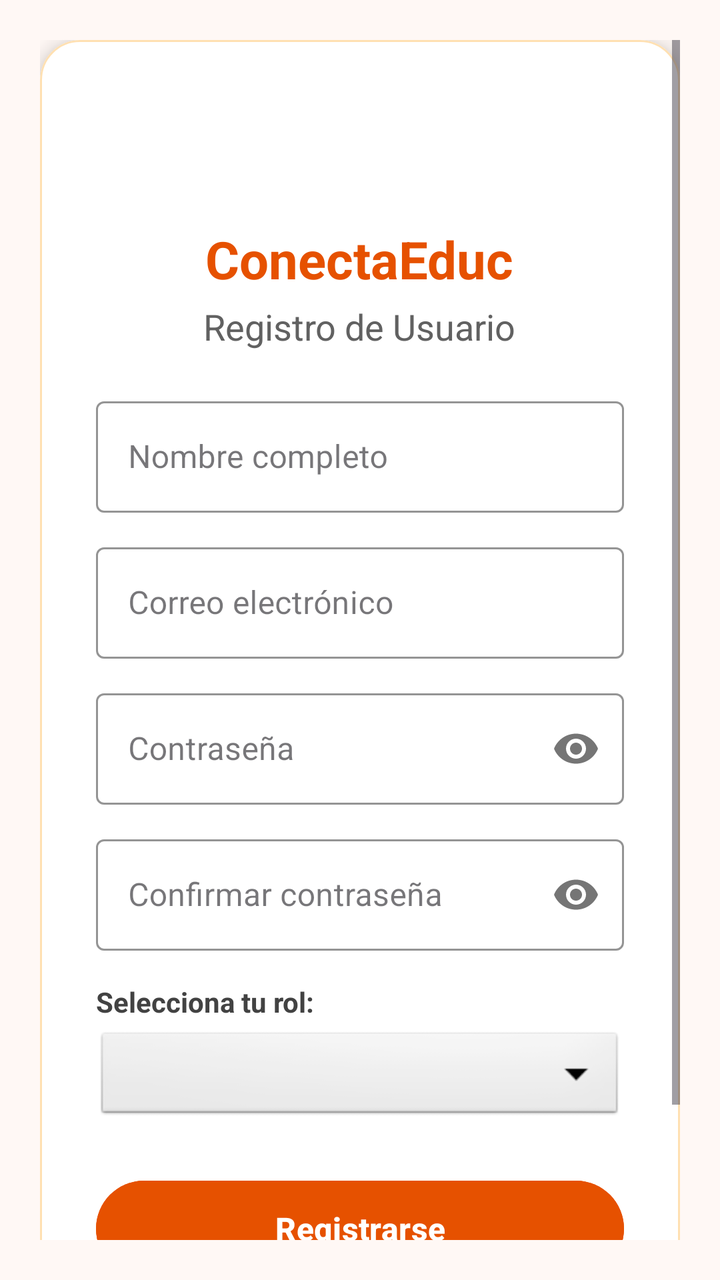
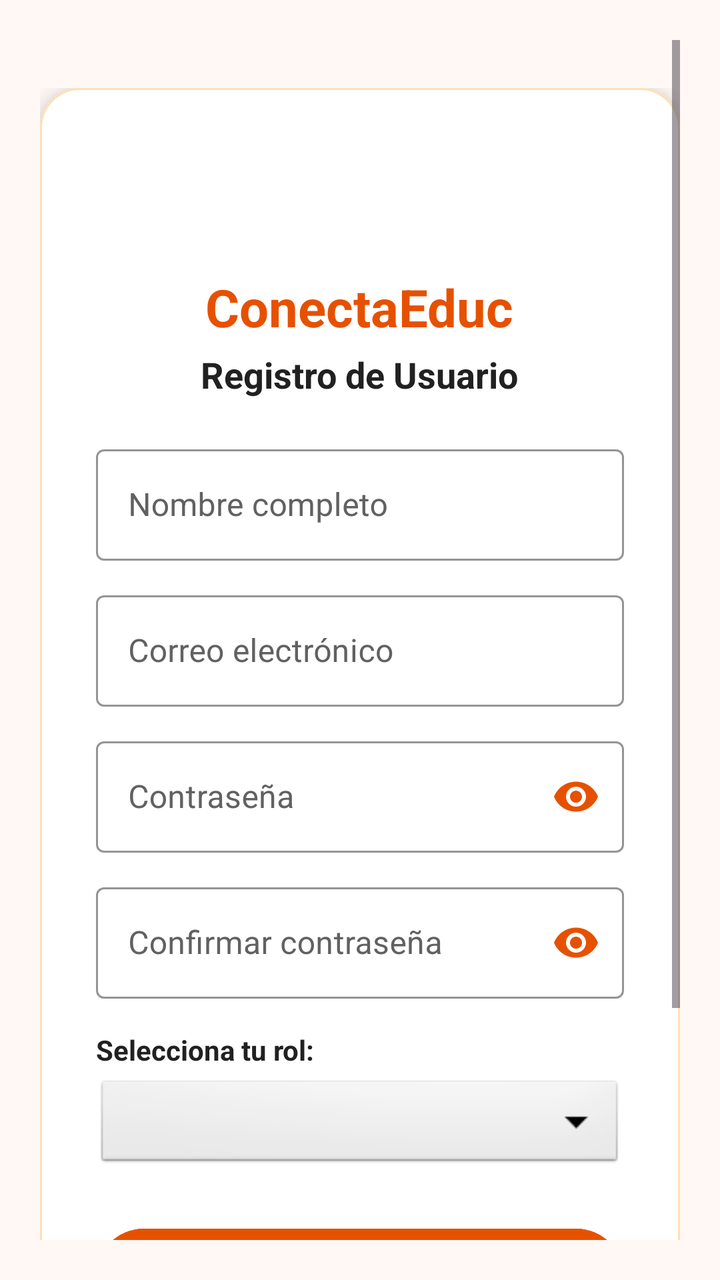

Screens rendered from an Android XML layout before and after an edit, with the pre-edit source and the edit as a unified diff.
<!-- AndroidManifest.xml: application theme Theme.Desafio3DSM -->
<!-- res/layout/activity_register.xml -->
<?xml version="1.0" encoding="utf-8"?>
<ScrollView xmlns:android="http://schemas.android.com/apk/res/android"
    xmlns:app="http://schemas.android.com/apk/res-auto"
    xmlns:tools="http://schemas.android.com/tools"
    android:layout_width="match_parent"
    android:layout_height="match_parent"
    android:fillViewport="true"
    android:background="@color/orange_soft_bg"
    android:padding="20dp"
    tools:context=".view.RegisterActivity">

    <LinearLayout
        android:layout_width="match_parent"
        android:layout_height="wrap_content"
        android:gravity="center"
        android:orientation="vertical">

        <com.google.android.material.card.MaterialCardView
            android:layout_width="match_parent"
            android:layout_height="wrap_content"
            app:cardCornerRadius="20dp"
            app:cardElevation="6dp"
            app:strokeWidth="1dp"
            app:strokeColor="@color/orange_soft_container"
            app:cardBackgroundColor="@android:color/white">

            <LinearLayout
                android:layout_width="match_parent"
                android:layout_height="wrap_content"
                android:gravity="center_horizontal"
                android:orientation="vertical"
                android:padding="28dp">

                
                <ImageView
                    android:id="@+id/ivAppLogo"
                    android:layout_width="56dp"
                    android:layout_height="56dp"
                    android:src="@mipmap/ic_launcher_round"
                    android:contentDescription="@string/app_name"
                    android:layout_marginBottom="8dp" />

                
                <TextView
                    android:id="@+id/tvAppTitle"
                    android:layout_width="wrap_content"
                    android:layout_height="wrap_content"
                    android:text="@string/app_name"
                    android:textSize="26sp"
                    android:textStyle="bold"
                    android:textColor="@color/orange_primary"
                    android:layout_marginBottom="4dp" />

                
                <TextView
                    android:id="@+id/tvSubtitle"
                    android:layout_width="wrap_content"
                    android:layout_height="wrap_content"
                    android:text="@string/title_register"
                    android:textSize="18sp"
                    android:textColor="#616161"
                    android:layout_marginBottom="20dp" />

                
                <com.google.android.material.textfield.TextInputLayout
                    android:id="@+id/tilNombre"
                    style="@style/Widget.MaterialComponents.TextInputLayout.OutlinedBox"
                    android:layout_width="match_parent"
                    android:layout_height="wrap_content"
                    android:layout_marginBottom="12dp"
                    android:hint="@string/hint_nombre"
                    app:boxStrokeColor="@color/orange_primary"
                    app:hintTextColor="@color/orange_primary">

                    <com.google.android.material.textfield.TextInputEditText
                        android:id="@+id/etNombre"
                        android:layout_width="match_parent"
                        android:layout_height="wrap_content"
                        android:inputType="textPersonName" />

                </com.google.android.material.textfield.TextInputLayout>

                <com.google.android.material.textfield.TextInputLayout
                    android:id="@+id/tilEmail"
                    style="@style/Widget.MaterialComponents.TextInputLayout.OutlinedBox"
                    android:layout_width="match_parent"
                    android:layout_height="wrap_content"
                    android:layout_marginBottom="12dp"
                    android:hint="@string/hint_email"
                    app:boxStrokeColor="@color/orange_primary"
                    app:hintTextColor="@color/orange_primary">

                    <com.google.android.material.textfield.TextInputEditText
                        android:id="@+id/etEmail"
                        android:layout_width="match_parent"
                        android:layout_height="wrap_content"
                        android:inputType="textEmailAddress" />

                </com.google.android.material.textfield.TextInputLayout>

                <com.google.android.material.textfield.TextInputLayout
                    android:id="@+id/tilPassword"
                    style="@style/Widget.MaterialComponents.TextInputLayout.OutlinedBox"
                    android:layout_width="match_parent"
                    android:layout_height="wrap_content"
                    android:layout_marginBottom="12dp"
                    android:hint="@string/hint_password"
                    app:boxStrokeColor="@color/orange_primary"
                    app:hintTextColor="@color/orange_primary"
                    app:passwordToggleEnabled="true">

                    <com.google.android.material.textfield.TextInputEditText
                        android:id="@+id/etPassword"
                        android:layout_width="match_parent"
                        android:layout_height="wrap_content"
                        android:inputType="textPassword" />

                </com.google.android.material.textfield.TextInputLayout>

                <com.google.android.material.textfield.TextInputLayout
                    android:id="@+id/tilConfirmPassword"
                    style="@style/Widget.MaterialComponents.TextInputLayout.OutlinedBox"
                    android:layout_width="match_parent"
                    android:layout_height="wrap_content"
                    android:layout_marginBottom="16dp"
                    android:hint="@string/hint_confirm_password"
                    app:boxStrokeColor="@color/orange_primary"
                    app:hintTextColor="@color/orange_primary"
                    app:passwordToggleEnabled="true">

                    <com.google.android.material.textfield.TextInputEditText
                        android:id="@+id/etConfirmPassword"
                        android:layout_width="match_parent"
                        android:layout_height="wrap_content"
                        android:inputType="textPassword" />

                </com.google.android.material.textfield.TextInputLayout>

                <TextView
                    android:id="@+id/tvLabelRole"
                    android:layout_width="match_parent"
                    android:layout_height="wrap_content"
                    android:text="@string/label_role"
                    android:textSize="14sp"
                    android:textStyle="bold"
                    android:textColor="#424242"
                    android:layout_marginBottom="4dp" />

                <Spinner
                    android:id="@+id/spRol"
                    android:layout_width="match_parent"
                    android:layout_height="48dp"
                    android:layout_marginBottom="24dp"
                    android:background="@android:drawable/btn_dropdown"
                    android:padding="8dp" />

                <Button
                    android:id="@+id/btnRegister"
                    android:layout_width="match_parent"
                    android:layout_height="56dp"
                    android:text="@string/btn_register"
                    android:textSize="16sp"
                    android:textStyle="bold"
                    android:backgroundTint="@color/orange_primary"
                    android:layout_marginBottom="16dp" />

                <ProgressBar
                    android:id="@+id/progressBar"
                    android:layout_width="wrap_content"
                    android:layout_height="wrap_content"
                    android:indeterminateTint="@color/orange_primary"
                    android:visibility="gone"
                    android:layout_marginBottom="16dp" />

                <TextView
                    android:id="@+id/tvGoToLogin"
                    android:layout_width="wrap_content"
                    android:layout_height="wrap_content"
                    android:text="@string/btn_go_to_login"
                    android:textColor="@color/orange_primary"
                    android:textSize="14sp"
                    android:textStyle="bold"
                    android:padding="8dp"
                    android:clickable="true"
                    android:focusable="true" />

            </LinearLayout>

        </com.google.android.material.card.MaterialCardView>

    </LinearLayout>
</ScrollView>
<!-- resources referenced by this layout -->
<resources>
  <color name="orange_primary">#E65100</color>
  <color name="orange_soft_bg">#FFF8F5</color>
  <color name="orange_soft_container">#FFE0B2</color>
  <!-- mipmap ic_launcher_round (mipmap-anydpi-v26) -->
  <?xml version="1.0" encoding="utf-8"?>
  <adaptive-icon xmlns:android="http://schemas.android.com/apk/res/android">
      <background android:drawable="@color/ic_launcher_background"/>
      <foreground android:drawable="@mipmap/ic_launcher_foreground"/>
      <monochrome android:drawable="@mipmap/ic_launcher_foreground"/>
  </adaptive-icon>
  <string name="app_name">ConectaEduc</string>
  <string name="btn_go_to_login">¿Ya tienes una cuenta? Inicia sesión</string>
  <string name="btn_register">Registrarse</string>
  <string name="hint_confirm_password">Confirmar contraseña</string>
  <string name="hint_email">Correo electrónico</string>
  <string name="hint_nombre">Nombre completo</string>
  <string name="hint_password">Contraseña</string>
  <string name="label_role">Selecciona tu rol:</string>
  <string name="title_register">Registro de Usuario</string>
  <style name="Theme.Desafio3DSM" parent="Base.Theme.Desafio3DSM" />
  <color name="ic_launcher_background">#0128FF</color>
  <style name="Base.Theme.Desafio3DSM" parent="Theme.Material3.DayNight.NoActionBar">
          <item name="colorPrimary">@color/orange_primary</item>
          <item name="colorPrimaryVariant">@color/orange_primary_dark</item>
          <item name="colorSecondary">@color/orange_secondary</item>
          <item name="android:statusBarColor">@color/orange_primary_dark</item>
      </style>
  <color name="orange_primary_dark">#BF360C</color>
  <color name="orange_secondary">#F57C00</color>
</resources>

<!-- the commit's change to res/layout/activity_register.xml (unified diff, before → after) -->
@@ -12,8 +12,10 @@
     <LinearLayout
         android:layout_width="match_parent"
         android:layout_height="wrap_content"
-        android:gravity="center"
-        android:orientation="vertical">
+        android:gravity="top|center_horizontal"
+        android:orientation="vertical"
+        android:paddingTop="24dp"
+        android:paddingBottom="48dp">
 
         <com.google.android.material.card.MaterialCardView
             android:layout_width="match_parent"
@@ -58,7 +60,8 @@
                     android:layout_height="wrap_content"
                     android:text="@string/title_register"
                     android:textSize="18sp"
-                    android:textColor="#616161"
+                    android:textStyle="bold"
+                    android:textColor="#212121"
                     android:layout_marginBottom="20dp" />
 
                 
@@ -69,6 +72,7 @@
                     android:layout_height="wrap_content"
                     android:layout_marginBottom="12dp"
                     android:hint="@string/hint_nombre"
+                    android:textColorHint="#616161"
                     app:boxStrokeColor="@color/orange_primary"
                     app:hintTextColor="@color/orange_primary">
 
@@ -76,10 +80,13 @@
                         android:id="@+id/etNombre"
                         android:layout_width="match_parent"
                         android:layout_height="wrap_content"
+                        android:textColor="#212121"
+                        android:textSize="16sp"
                         android:inputType="textPersonName" />
 
                 </com.google.android.material.textfield.TextInputLayout>
 
+                
                 <com.google.android.material.textfield.TextInputLayout
                     android:id="@+id/tilEmail"
                     style="@style/Widget.MaterialComponents.TextInputLayout.OutlinedBox"
@@ -87,6 +94,7 @@
                     android:layout_height="wrap_content"
                     android:layout_marginBottom="12dp"
                     android:hint="@string/hint_email"
+                    android:textColorHint="#616161"
                     app:boxStrokeColor="@color/orange_primary"
                     app:hintTextColor="@color/orange_primary">
 
@@ -94,10 +102,13 @@
                         android:id="@+id/etEmail"
                         android:layout_width="match_parent"
                         android:layout_height="wrap_content"
+                        android:textColor="#212121"
+                        android:textSize="16sp"
                         android:inputType="textEmailAddress" />
 
                 </com.google.android.material.textfield.TextInputLayout>
 
+                
                 <com.google.android.material.textfield.TextInputLayout
                     android:id="@+id/tilPassword"
                     style="@style/Widget.MaterialComponents.TextInputLayout.OutlinedBox"
@@ -105,18 +116,23 @@
                     android:layout_height="wrap_content"
                     android:layout_marginBottom="12dp"
                     android:hint="@string/hint_password"
+                    android:textColorHint="#616161"
                     app:boxStrokeColor="@color/orange_primary"
                     app:hintTextColor="@color/orange_primary"
-                    app:passwordToggleEnabled="true">
+                    app:endIconMode="password_toggle"
+                    app:endIconTint="@color/password_toggle_tint">
 
                     <com.google.android.material.textfield.TextInputEditText
                         android:id="@+id/etPassword"
                         android:layout_width="match_parent"
                         android:layout_height="wrap_content"
+                        android:textColor="#212121"
+                        android:textSize="16sp"
                         android:inputType="textPassword" />
 
                 </com.google.android.material.textfield.TextInputLayout>
 
+                
                 <com.google.android.material.textfield.TextInputLayout
                     android:id="@+id/tilConfirmPassword"
                     style="@style/Widget.MaterialComponents.TextInputLayout.OutlinedBox"
@@ -124,14 +140,18 @@
                     android:layout_height="wrap_content"
                     android:layout_marginBottom="16dp"
                     android:hint="@string/hint_confirm_password"
+                    android:textColorHint="#616161"
                     app:boxStrokeColor="@color/orange_primary"
                     app:hintTextColor="@color/orange_primary"
-                    app:passwordToggleEnabled="true">
+                    app:endIconMode="password_toggle"
+                    app:endIconTint="@color/password_toggle_tint">
 
                     <com.google.android.material.textfield.TextInputEditText
                         android:id="@+id/etConfirmPassword"
                         android:layout_width="match_parent"
                         android:layout_height="wrap_content"
+                        android:textColor="#212121"
+                        android:textSize="16sp"
                         android:inputType="textPassword" />
 
                 </com.google.android.material.textfield.TextInputLayout>
@@ -143,7 +163,7 @@
                     android:text="@string/label_role"
                     android:textSize="14sp"
                     android:textStyle="bold"
-                    android:textColor="#424242"
+                    android:textColor="#212121"
                     android:layout_marginBottom="4dp" />
 
                 <Spinner
@@ -154,11 +174,13 @@
                     android:background="@android:drawable/btn_dropdown"
                     android:padding="8dp" />
 
+                
                 <Button
                     android:id="@+id/btnRegister"
                     android:layout_width="match_parent"
                     android:layout_height="56dp"
                     android:text="@string/btn_register"
+                    android:textColor="@android:color/white"
                     android:textSize="16sp"
                     android:textStyle="bold"
                     android:backgroundTint="@color/orange_primary"
@@ -176,7 +198,7 @@
                     android:id="@+id/tvGoToLogin"
                     android:layout_width="wrap_content"
                     android:layout_height="wrap_content"
-                    android:text="@string/btn_go_to_login"
+                    android:text="@string/btn_go_to_register"
                     android:textColor="@color/orange_primary"
                     android:textSize="14sp"
                     android:textStyle="bold"
<!-- resource entries referenced after the edit -->
@@ -11,7 +11,7 @@
       <monochrome android:drawable="@mipmap/ic_launcher_foreground"/>
   </adaptive-icon>
   <string name="app_name">ConectaEduc</string>
-  <string name="btn_go_to_login">¿Ya tienes una cuenta? Inicia sesión</string>
+  <string name="btn_go_to_register">¿No tienes una cuenta? Regístrate aquí</string>
   <string name="btn_register">Registrarse</string>
   <string name="hint_confirm_password">Confirmar contraseña</string>
   <string name="hint_email">Correo electrónico</string>
